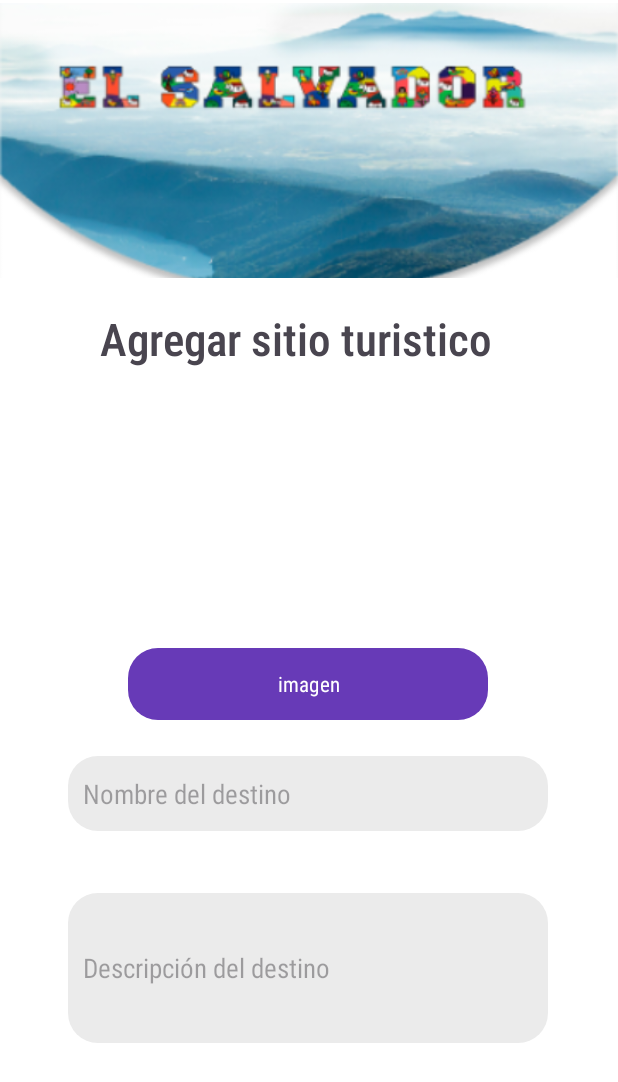
After one commit to FeeerSalinas/Etapa2PDM, an Android app: the agregarSitio screen opened directly, with no data from a screen before it, on a phone screen of 412 x 824 dp. The commit adds this screen. Shown: the top 1082 px of the screen. Run offline under Robolectric (Android 15) with nearby library versions, the phone set to English and light mode, and no system bars.

Commit message:
Visualizador de los sitios y vista donde agregar nuevos sitios

```diff
--- a/app/build.gradle.kts
+++ b/app/build.gradle.kts
@@ -37,6 +37,10 @@ android {
 
 dependencies {
 
+    //nuevo
+    implementation ("com.google.code.gson:gson:2.8.8")
+
+    implementation("androidx.activity:activity:1.9.0")
     implementation("androidx.core:core-ktx:1.13.1")
     implementation("androidx.appcompat:appcompat:1.6.1")
     implementation("com.google.android.material:material:1.12.0")
--- a/app/src/main/AndroidManifest.xml
+++ b/app/src/main/AndroidManifest.xml
@@ -12,6 +12,9 @@
         android:supportsRtl="true"
         android:theme="@style/Theme.PDMLugaresTuristicos"
         tools:targetApi="31">
+        <activity
+            android:name=".agregarSitio"
+            android:exported="false" />
         <activity
             android:name=".Registro"
             android:exported="false" />
--- /dev/null
+++ b/app/src/main/java/com/example/pdmlugaresturisticos/agregarSitio.kt
@@ -0,0 +1,40 @@
+package com.example.pdmlugaresturisticos
+
+import androidx.appcompat.app.AppCompatActivity
+import android.os.Bundle
+import android.util.Log
+import android.widget.Button
+import android.widget.ImageView
+import androidx.activity.result.PickVisualMediaRequest
+import androidx.activity.result.contract.ActivityResultContracts
+
+class agregarSitio : AppCompatActivity() {
+
+    private val pickMedia = registerForActivityResult(ActivityResultContracts.PickVisualMedia()){ uri ->
+        if(uri != null){
+            ivSitio.setImageURI(uri)
+        }
+        else{
+            Log.i("aris", "No seleccionado")
+        }
+    }
+
+    lateinit var btnImagen: Button
+    lateinit var ivSitio: ImageView
+
+
+    override fun onCreate(savedInstanceState: Bundle?) {
+        super.onCreate(savedInstanceState)
+        setContentView(R.layout.activity_agregar_sitio)
+
+        btnImagen = findViewById(R.id.btnImagen)
+        ivSitio = findViewById(R.id.ivSitio)
+
+        btnImagen.setOnClickListener {
+            pickMedia.launch(PickVisualMediaRequest(ActivityResultContracts.PickVisualMedia.ImageOnly))
+        }
+    }
+
+
+
+}
--- /dev/null
+++ b/app/src/main/res/layout/activity_agregar_sitio.xml
@@ -0,0 +1,103 @@
+<?xml version="1.0" encoding="utf-8"?>
+<androidx.constraintlayout.widget.ConstraintLayout xmlns:android="http://schemas.android.com/apk/res/android"
+    xmlns:app="http://schemas.android.com/apk/res-auto"
+    xmlns:tools="http://schemas.android.com/tools"
+    android:layout_width="match_parent"
+    android:layout_height="match_parent"
+    android:background="#FFFFFF"
+    tools:context=".agregarSitio">
+
+
+    <ImageView
+        android:id="@+id/imageView2"
+        android:layout_width="match_parent"
+        android:layout_height="183dp"
+        android:scaleType="centerCrop"
+        app:layout_constraintBottom_toBottomOf="parent"
+        app:layout_constraintEnd_toEndOf="parent"
+        app:layout_constraintHorizontal_bias="0.0"
+        app:layout_constraintStart_toStartOf="parent"
+        app:layout_constraintTop_toTopOf="parent"
+        app:layout_constraintVertical_bias="0.003"
+        app:srcCompat="@drawable/logoelsalvador" />
+
+    <TextView
+        android:id="@+id/textView5"
+        android:layout_width="wrap_content"
+        android:layout_height="wrap_content"
+        android:fontFamily="sans-serif-condensed-medium"
+        android:text="Agregar sitio turistico"
+        android:textSize="30sp"
+        app:layout_constraintBottom_toBottomOf="parent"
+        app:layout_constraintEnd_toEndOf="parent"
+        app:layout_constraintHorizontal_bias="0.441"
+        app:layout_constraintStart_toStartOf="parent"
+        app:layout_constraintTop_toTopOf="parent"
+        app:layout_constraintVertical_bias="0.262" />
+
+    <EditText
+        android:id="@+id/txtNombreDestino"
+        android:layout_width="320dp"
+        android:layout_height="50dp"
+        android:autoText="false"
+        android:background="@drawable/bordo_redondeado"
+        android:ems="10"
+        android:fontFamily="sans-serif-condensed"
+        android:hint="Nombre del destino"
+        android:inputType="text"
+        android:text=""
+        android:textColor="#6166E1"
+        app:layout_constraintBottom_toBottomOf="parent"
+        app:layout_constraintEnd_toEndOf="parent"
+        app:layout_constraintHorizontal_bias="0.494"
+        app:layout_constraintStart_toStartOf="parent"
+        app:layout_constraintTop_toTopOf="parent"
+        app:layout_constraintVertical_bias="0.651" />
+
+    <EditText
+        android:id="@+id/txtDescripcionDestino"
+        android:layout_width="320dp"
+        android:layout_height="100dp"
+        android:autoText="false"
+        android:background="@drawable/bordo_redondeado"
+        android:ems="10"
+        android:fontFamily="sans-serif-condensed"
+        android:hint="Descripción del destino"
+        android:inputType="textMultiLine"
+        android:text=""
+        android:textColor="#6166E1"
+        app:layout_constraintBottom_toBottomOf="parent"
+        app:layout_constraintEnd_toEndOf="parent"
+        app:layout_constraintHorizontal_bias="0.494"
+        app:layout_constraintStart_toStartOf="parent"
+        app:layout_constraintTop_toTopOf="parent"
+        app:layout_constraintVertical_bias="0.822" />
+
+    <Button
+        android:id="@+id/btnImagen"
+        android:layout_width="240dp"
+        android:layout_height="wrap_content"
+        android:background="@drawable/borde_submit"
+        android:fontFamily="sans-serif-condensed"
+        android:text="imagen"
+        app:layout_constraintBottom_toBottomOf="parent"
+        app:layout_constraintEnd_toEndOf="parent"
+        app:layout_constraintHorizontal_bias="0.496"
+        app:layout_constraintStart_toStartOf="parent"
+        app:layout_constraintTop_toTopOf="parent"
+        app:layout_constraintVertical_bias="0.557" />
+
+    <ImageView
+        android:id="@+id/ivSitio"
+        android:layout_width="140dp"
+        android:layout_height="131dp"
+
+        app:layout_constraintBottom_toBottomOf="parent"
+        app:layout_constraintEnd_toEndOf="parent"
+        app:layout_constraintHorizontal_bias="0.461"
+        app:layout_constraintStart_toStartOf="parent"
+        app:layout_constraintTop_toTopOf="parent"
+        app:layout_constraintVertical_bias="0.39" />
+
+
+</androidx.constraintlayout.widget.ConstraintLayout>
--- a/app/src/main/res/values/themes.xml
+++ b/app/src/main/res/values/themes.xml
@@ -1,9 +1,26 @@
 <resources xmlns:tools="http://schemas.android.com/tools">
     <!-- Base application theme. -->
     <style name="Base.Theme.PDMLugaresTuristicos" parent="Theme.Material3.DayNight.NoActionBar">
-        <!-- Customize your light theme here. -->
-        <!-- <item name="colorPrimary">@color/my_light_primary</item> -->
+
+        <!--Colores primarios-->
+
+        <item name = "colorPrimary">@color/purple</item>
+        <item name = "colorPrimaryVariant">@color/black</item>
+        <item name = "colorOnPrimary">@color/white</item>
+
+
+        <item name = "colorSecondary">@color/teal_200</item>
+        <item name = "colorSecondaryVariant">@color/teal_700</item>
+        <item name = "colorOnSecondary">@color/black</item>
+
+        <item name = "android:statusBarColor" tools:targetApi="l">?attr/colorPrimaryVariant</item>
+
     </style>
 
     <style name="Theme.PDMLugaresTuristicos" parent="Base.Theme.PDMLugaresTuristicos" />
+
+    <color name="purple">#673AB7</color>
+    <color name="purple3">#9536F4</color>
+    <color name="teal_200">#36F4F4</color>
+    <color name="teal_700">#36CEF4</color>
 </resources>
```
Also changed, not shown: app/src/main/java/com/example/pdmlugaresturisticos/PaginaInicio.kt (+80 -0 lines), app/src/main/java/com/example/pdmlugaresturisticos/imageAdapter.kt (added, +40 -0 lines), app/src/main/res/layout/activity_pagina_inicio.xml (+20 -55 lines), app/src/main/res/layout/contenedor_imagen.xml (added, +18 -0 lines), app/src/main/res/drawable/lago_de_ilopango.jpg (added), app/src/main/res/drawable/puerta_del_diablo.jpg (added), app/src/main/res/drawable/volcan_de_izalco.jpg (added).
